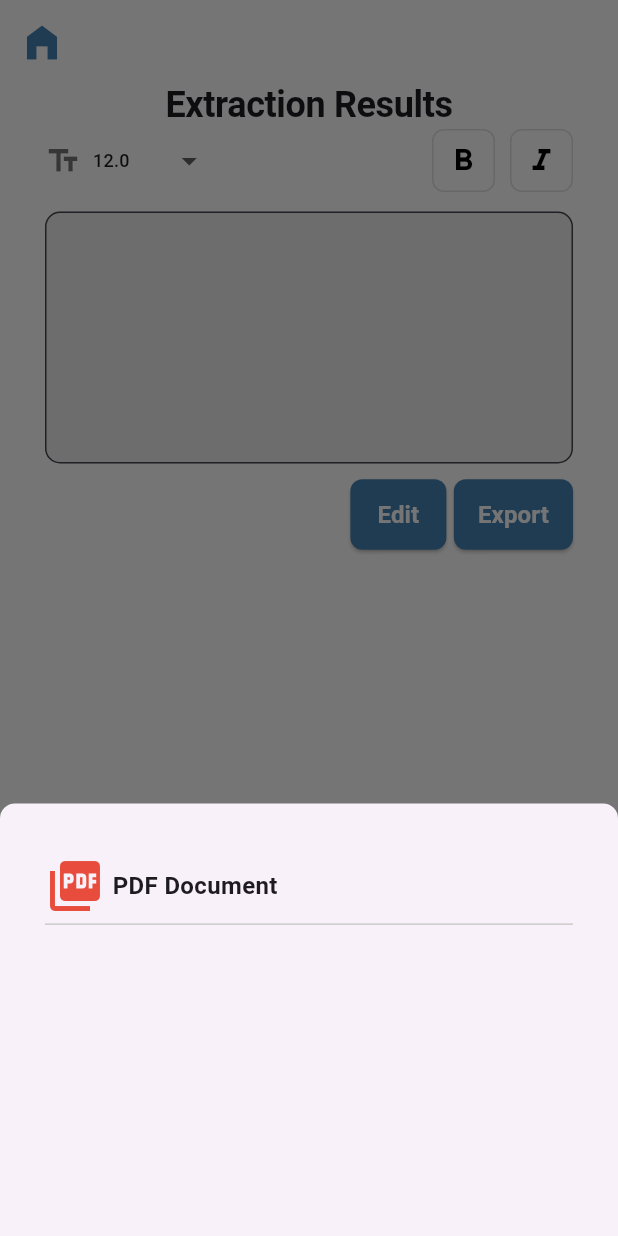
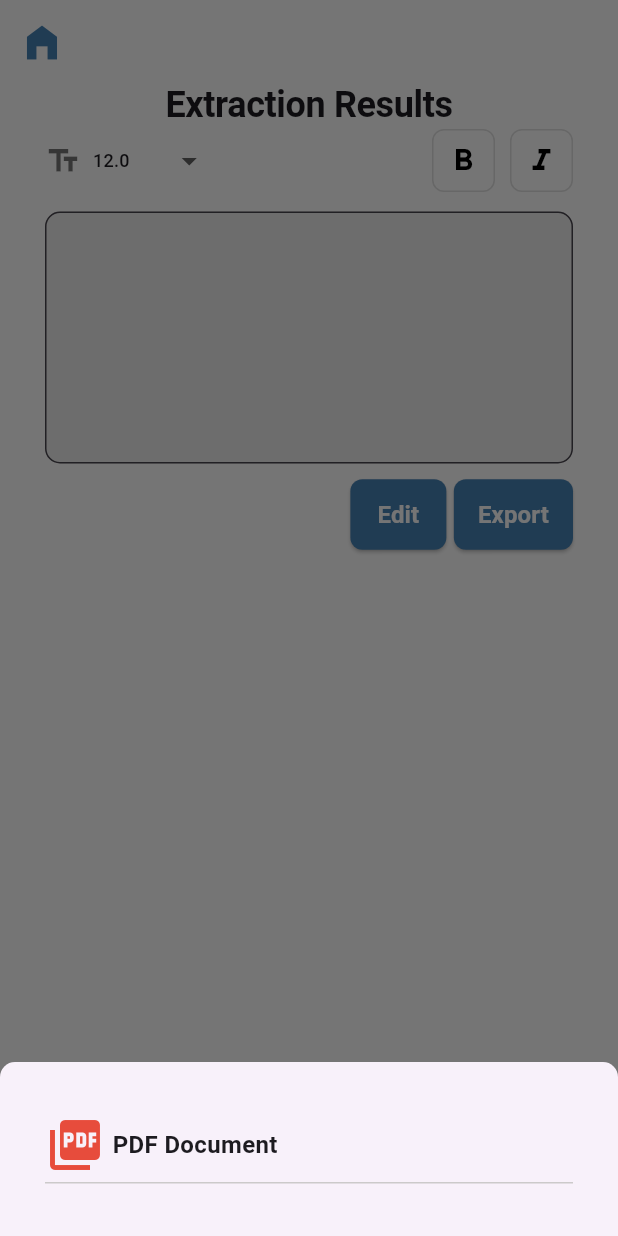
Before and after one commit to umeree/DataExtractornAnalyzer, a Flutter app: the ExtractionResult screen opened directly with empty values, after a tap on "Export", on a phone screen of 412 x 824 dp. Run offline on Flutter 3.47's test engine with Material 3 defaults, Android fonts, the phone set to English and light mode, and no system bars; our stand-ins replace another_flushbar, google_fonts, image_cropper, image_picker, open_filex, pdf and 3 more; missing offline and left inert: google_mlkit_text_recognition; accounts and stored records are empty.

Commit message:
previous changings

```diff
--- a/lib/view/extraction_result.dart
+++ b/lib/view/extraction_result.dart
@@ -244,13 +244,15 @@ class _ExtractionResultState extends State<ExtractionResult> {
                           builder: (BuildContext modalContext) {
                             return Container(
                               padding: const EdgeInsets.symmetric(horizontal: 20, vertical: 20),
-                              height: MediaQuery.of(context).size.height * 0.35,
-                              child: Center(
-                                child: DocumentTile(
+                              child: Column(
+                                mainAxisSize: MainAxisSize.min, // Makes height depend on content
+                                children: [
+                                  DocumentTile(
                                     icon: Icons.picture_as_pdf,
                                     color: AppColors.redColor,
                                     text: "PDF Document",
                                     onPress: () {
+                                      Navigator.pop(modalContext);
                                       if (_textController.text.isNotEmpty) {
                                         _generateAndSavePDF(_textController.text);
                                       } else {
@@ -258,6 +260,7 @@ class _ExtractionResultState extends State<ExtractionResult> {
                                       }
                                     },
                                   ),
+                                ],
                               ),
                             );
                           },
```
Also changed, not shown: 4 other files. Lines whose indentation alone changed are shown as unchanged.
